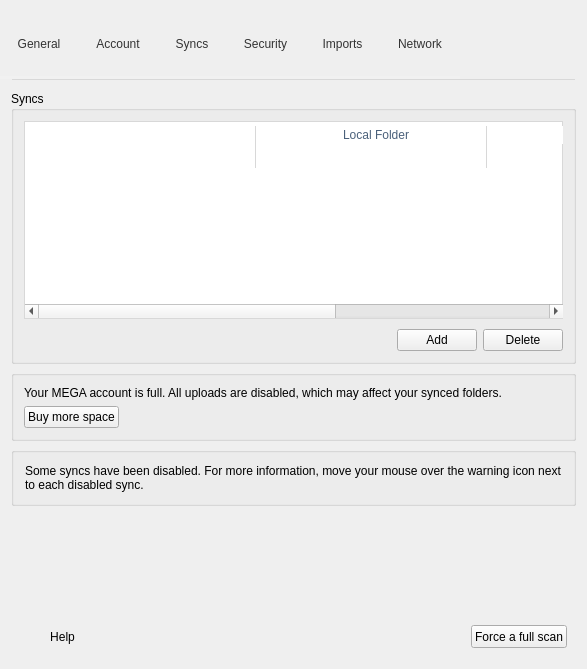
meganz/MEGAsync, file src/MEGASync/gui/win/SettingsDialog.ui: the form before one commit.
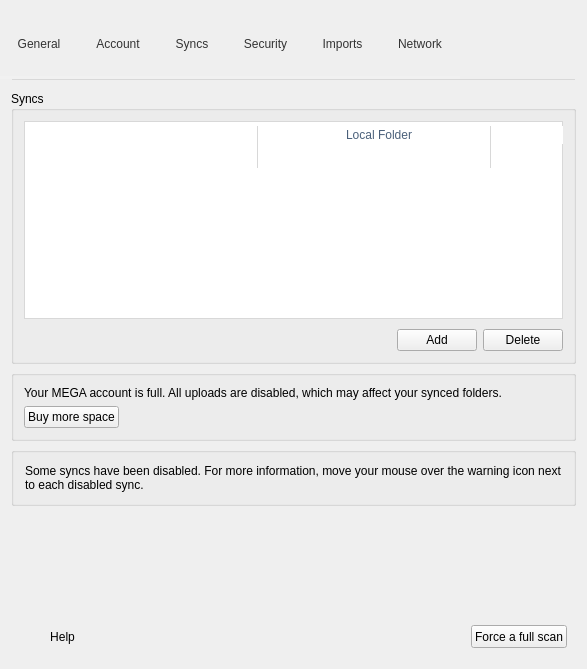
The form after the commit. Icons and pictures are not drawn. Custom widgets are drawn as their Qt base class.

Commit message: Adjustments to the Settings\Syncs table header section sizes

Diff of the .ui file:
```diff
--- a/src/MEGASync/gui/win/SettingsDialog.ui
+++ b/src/MEGASync/gui/win/SettingsDialog.ui
@@ -1535,8 +1535,8 @@
                <property name="frameShape">
                 <enum>QFrame::NoFrame</enum>
                </property>
-               <property name="verticalScrollBarPolicy">
-                <enum>Qt::ScrollBarAsNeeded</enum>
+               <property name="horizontalScrollBarPolicy">
+                <enum>Qt::ScrollBarAlwaysOff</enum>
                </property>
                <property name="sizeAdjustPolicy">
                 <enum>QAbstractScrollArea::AdjustIgnored</enum>
@@ -1584,7 +1584,7 @@
                 <number>29</number>
                </attribute>
                <attribute name="horizontalHeaderDefaultSectionSize">
-                <number>231</number>
+                <number>233</number>
                </attribute>
                <attribute name="horizontalHeaderHighlightSections">
                 <bool>false</bool>
@@ -1592,9 +1592,6 @@
                <attribute name="horizontalHeaderShowSortIndicator" stdset="0">
                 <bool>false</bool>
                </attribute>
-               <attribute name="horizontalHeaderStretchLastSection">
-                <bool>true</bool>
-               </attribute>
                <attribute name="verticalHeaderVisible">
                 <bool>false</bool>
                </attribute>
```
The commit also changes 2 other files.
